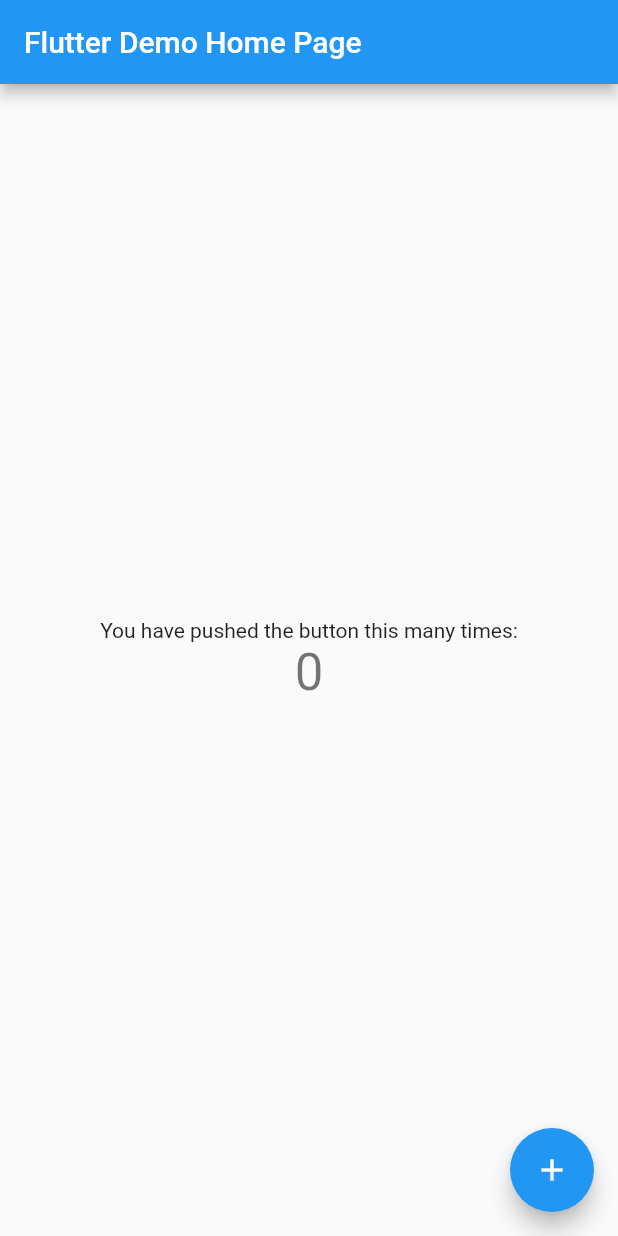
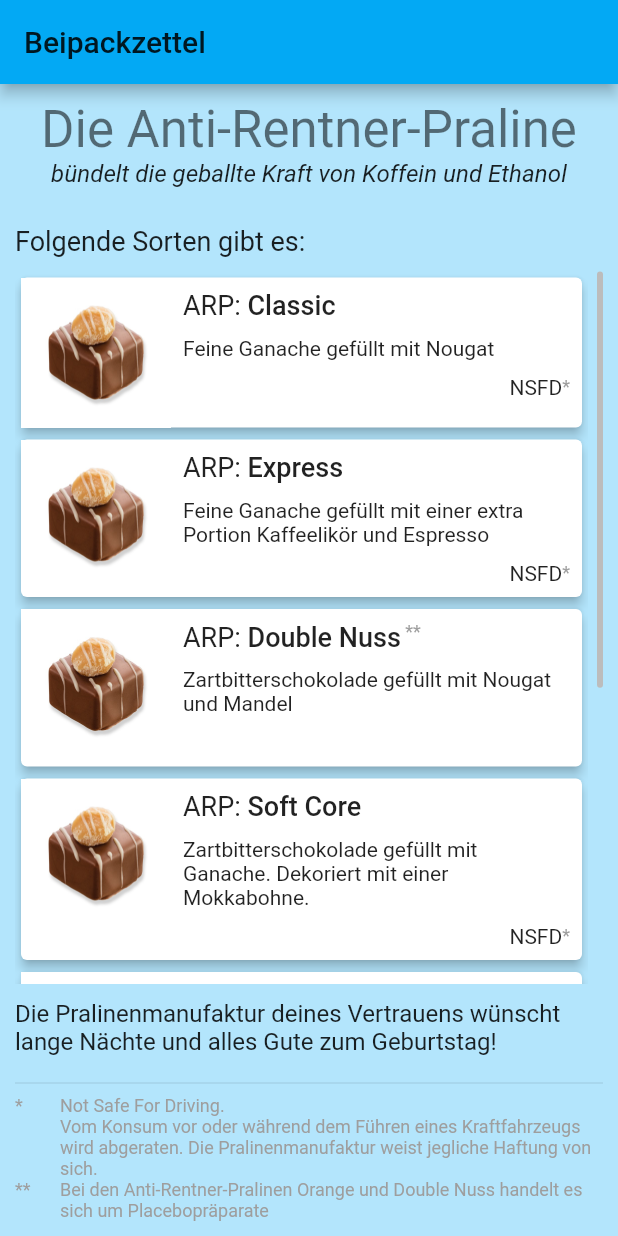
Before and after one commit to LeoGanz/Pralinen, a Flutter app: the screen it shows after launch, on a phone screen of 412 x 824 dp. Run offline on Flutter 3.47's test engine with Material 2 defaults, Android fonts, the light colour scheme and no system bars.

Commit message:
Anti-Rentner-Pralinen Beipackzettel: Basics complete

```diff
--- a/lib/main.dart
+++ b/lib/main.dart
@@ -5,39 +5,27 @@
 }
 
 class MyApp extends StatelessWidget {
-  // This widget is the root of your application.
   @override
   Widget build(BuildContext context) {
+    var appTitle = 'Beipackzettel';
     return MaterialApp(
-      title: 'Flutter Demo',
+      title: appTitle,
       theme: ThemeData(
-        // This is the theme of your application.
-        //
-        // Try running your application with "flutter run". You'll see the
-        // application has a blue toolbar. Then, without quitting the app, try
-        // changing the primarySwatch below to Colors.green and then invoke
-        // "hot reload" (press "r" in the console where you ran "flutter run",
-        // or simply save your changes to "hot reload" in a Flutter IDE).
-        // Notice that the counter didn't reset back to zero; the application
-        // is not restarted.
-        primarySwatch: Colors.blue,
+        primarySwatch: Colors.lightBlue,
+        canvasColor: Colors.lightBlue[100],
+        textTheme: TextTheme(
+          headline5: TextStyle(fontSize: 18),
+          headline6: TextStyle(fontSize: 18),
+          caption: TextStyle(color: Colors.grey[500]),
         ),
-      home: MyHomePage(title: 'Flutter Demo Home Page'),
+      ),
+      home: MyHomePage(title: appTitle),
     );
   }
 }
 
 class MyHomePage extends StatefulWidget {
   MyHomePage({Key? key, required this.title}) : super(key: key);
-
-  // This widget is the home page of your application. It is stateful, meaning
-  // that it has a State object (defined below) that contains fields that affect
-  // how it looks.
-
-  // This class is the configuration for the state. It holds the values (in this
-  // case the title) provided by the parent (in this case the App widget) and
-  // used by the build method of the State. Fields in a Widget subclass are
-  // always marked "final".
 
   final String title;
 
@@ -46,68 +34,232 @@
 }
 
 class _MyHomePageState extends State<MyHomePage> {
-  int _counter = 0;
-
-  void _incrementCounter() {
-    setState(() {
-      // This call to setState tells the Flutter framework that something has
-      // changed in this State, which causes it to rerun the build method below
-      // so that the display can reflect the updated values. If we changed
-      // _counter without calling setState(), then the build method would not be
-      // called again, and so nothing would appear to happen.
-      _counter++;
-    });
-  }
-
   @override
   Widget build(BuildContext context) {
-    // This method is rerun every time setState is called, for instance as done
-    // by the _incrementCounter method above.
-    //
-    // The Flutter framework has been optimized to make rerunning build methods
-    // fast, so that you can just rebuild anything that needs updating rather
-    // than having to individually change instances of widgets.
     return Scaffold(
       appBar: AppBar(
-        // Here we take the value from the MyHomePage object that was created by
-        // the App.build method, and use it to set our appbar title.
         title: Text(widget.title),
       ),
-      body: Center(
-        // Center is a layout widget. It takes a single child and positions it
-        // in the middle of the parent.
+      body: Padding(
+        padding: const EdgeInsets.all(10.0),
         child: Column(
-          // Column is also a layout widget. It takes a list of children and
-          // arranges them vertically. By default, it sizes itself to fit its
-          // children horizontally, and tries to be as tall as its parent.
-          //
-          // Invoke "debug painting" (press "p" in the console, choose the
-          // "Toggle Debug Paint" action from the Flutter Inspector in Android
-          // Studio, or the "Toggle Debug Paint" command in Visual Studio Code)
-          // to see the wireframe for each widget.
-          //
-          // Column has various properties to control how it sizes itself and
-          // how it positions its children. Here we use mainAxisAlignment to
-          // center the children vertically; the main axis here is the vertical
-          // axis because Columns are vertical (the cross axis would be
-          // horizontal).
-          mainAxisAlignment: MainAxisAlignment.center,
+          crossAxisAlignment: CrossAxisAlignment.start,
           children: <Widget>[
+            Center(
+              child: Column(
+                children: [
                   Text(
-              'You have pushed the button this many times:',
+                    'Die Anti-Rentner-Praline',
+                    style: Theme.of(context).textTheme.headline4,
                   ),
                   Text(
-              '$_counter',
-              style: Theme.of(context).textTheme.headline4,
+                    'b\ündelt die geballte Kraft von Koffein und Ethanol',
+                    style: Theme.of(context)
+                        .textTheme
+                        .subtitle1!
+                        .copyWith(fontStyle: FontStyle.italic),
                   ),
                 ],
               ),
             ),
-      floatingActionButton: FloatingActionButton(
-        onPressed: _incrementCounter,
-        tooltip: 'Increment',
-        child: Icon(Icons.add),
-      ), // This trailing comma makes auto-formatting nicer for build methods.
+            SizedBox(height: 25),
+            Text(
+              'Folgende Sorten gibt es:',
+              style: Theme.of(context).textTheme.headline5,
+            ),
+            SizedBox(height: 10),
+            Expanded(
+              child: Scrollbar(
+                isAlwaysShown: true,
+                radius: Radius.circular(5),
+                child: Padding(
+                  padding: const EdgeInsets.only(right: 10),
+                  child: ListView(
+                    children: [
+                      Praline(
+                        imagePath: 'images/dummy_praline.jpg',
+                        name: 'Classic',
+                        nsfd: true,
+                        info: 'Feine Ganache gefüllt mit Nougat',
+                      ),
+                      Praline(
+                        imagePath: 'images/dummy_praline.jpg',
+                        name: 'Express',
+                        nsfd: true,
+                        info:
+                            'Feine Ganache gefüllt mit einer extra Portion Kaffeelikör und Espresso',
+                      ),
+                      Praline(
+                        imagePath: 'images/dummy_praline.jpg',
+                        name: 'Double Nuss',
+                        nsfd: false,
+                        isPlacebo: true,
+                        info:
+                            'Zartbitterschokolade gefüllt mit Nougat und Mandel',
+                      ),
+                      Praline(
+                        imagePath: 'images/dummy_praline.jpg',
+                        name: 'Soft Core',
+                        nsfd: true,
+                        isPlacebo: false,
+                        info:
+                            'Zartbitterschokolade gefüllt mit Ganache. Dekoriert mit einer Mokkabohne.',
+                      ),
+                      Praline(
+                        imagePath: 'images/dummy_praline.jpg',
+                        name: 'Orange',
+                        nsfd: true,
+                        isPlacebo: true,
+                        info:
+                            'Zartbitterschokolade gefüllt mit hausgemachter Orangenmarmelade und Cointreau',
+                      ),
+                      Praline(
+                        imagePath: 'images/dummy_praline.jpg',
+                        name: 'Liquid Power',
+                        nsfd: true,
+                        info:
+                            'Zweierlei Schokolade gefüllt mit einer extra Portion Kaffeelikör und Espresso',
+                      ),
+                      Praline(
+                        imagePath: 'images/dummy_praline.jpg',
+                        name: 'Light',
+                        nsfd: false,
+                        info: 'Zweierlei Schokolade mit Mokkabohnen',
+                      ),
+                    ],
+                  ),
+                ),
+              ),
+            ),
+            Padding(
+              padding: const EdgeInsets.symmetric(vertical: 10),
+              child: Text(
+                'Die Pralinenmanufaktur deines Vertrauens wünscht lange Nächte und alles Gute zum Geburtstag!',
+                style: Theme.of(context).textTheme.subtitle1,
+              ),
+            ),
+            Divider(),
+            AsteriskExplanation(
+                nrAsterisks: 1,
+                description:
+                    'Not Safe For Driving.\nVom Konsum vor oder während dem Führen eines Kraftfahrzeugs wird abgeraten. Die Pralinenmanufaktur weist jegliche Haftung von sich.'),
+            AsteriskExplanation(
+                nrAsterisks: 2,
+                description:
+                    'Bei den Anti-Rentner-Pralinen Orange und Double Nuss handelt es sich um Placebopräparate'),
+          ],
+        ),
+      ),
     );
   }
 }
+
+class Praline extends StatelessWidget {
+  const Praline(
+      {Key? key,
+      required this.imagePath,
+      required this.name,
+      this.info = "",
+      this.nsfd = false,
+      this.isPlacebo = false})
+      : super(key: key);
+
+  final String imagePath;
+  final String name;
+  final String info;
+  final bool nsfd;
+  final bool isPlacebo;
+
+  @override
+  Widget build(BuildContext context) {
+    return Card(
+      elevation: 3,
+      child: Row(
+        crossAxisAlignment: CrossAxisAlignment.start,
+        children: [
+          Image.asset(
+            imagePath,
+            height: 100,
+            width: 100,
+          ),
+          Expanded(
+            child: Padding(
+              padding: const EdgeInsets.all(8.0),
+              child: Column(
+                mainAxisSize: MainAxisSize.max,
+                crossAxisAlignment: CrossAxisAlignment.stretch,
+                children: [
+                  Row(
+                    crossAxisAlignment: CrossAxisAlignment.start,
+                    children: [
+                      Text(
+                        "ARP: ",
+                        style: Theme.of(context).textTheme.headline5,
+                      ),
+                      Text(
+                        '$name',
+                        style: Theme.of(context).textTheme.headline6,
+                      ),
+                      Text(
+                        isPlacebo ? ' **' : "",
+                        style: Theme.of(context).textTheme.caption,
+                      ),
+                    ],
+                  ),
+                  SizedBox(height: 10),
+                  Text(
+                    '$info',
+                    style: Theme.of(context).textTheme.bodyText2,
+                  ),
+                  SizedBox(height: 10),
+                  Row(
+                    mainAxisAlignment: MainAxisAlignment.end,
+                    children: [
+                      Text(
+                        nsfd ? "NSFD" : "",
+                        textAlign: TextAlign.end,
+                      ),
+                      Text(nsfd ? '*' : "",
+                          style: Theme.of(context).textTheme.caption),
+                    ],
+                  )
+                ],
+              ),
+            ),
+          ),
+        ],
+      ),
+    );
+  }
+}
+
+class AsteriskExplanation extends StatelessWidget {
+  const AsteriskExplanation(
+      {Key? key, required this.nrAsterisks, required this.description})
+      : super(key: key);
+
+  final int nrAsterisks;
+  final String description;
+
+  @override
+  Widget build(BuildContext context) {
+    return Row(
+      crossAxisAlignment: CrossAxisAlignment.start,
+      children: [
+        SizedBox(
+          width: 30,
+          child: Text(
+            '*' * nrAsterisks,
+            style: Theme.of(context).textTheme.caption,
+          ),
+        ),
+        Flexible(
+          child: Text(
+            description,
+            style: Theme.of(context).textTheme.caption,
+          ),
+        )
+      ],
+    );
+  }
+}
--- a/pubspec.yaml
+++ b/pubspec.yaml
@@ -45,9 +45,8 @@
   uses-material-design: true
 
   # To add assets to your application, add an assets section, like this:
-  # assets:
-  #   - images/a_dot_burr.jpeg
-  #   - images/a_dot_ham.jpeg
+  assets:
+    - images/
 
   # An image asset can refer to one or more resolution-specific "variants", see
   # https://flutter.dev/assets-and-images/#resolution-aware.
```
Also changed, not shown: images/dummy_praline.jpg (added), 1 other file. Lines whose indentation alone changed are shown as unchanged.
